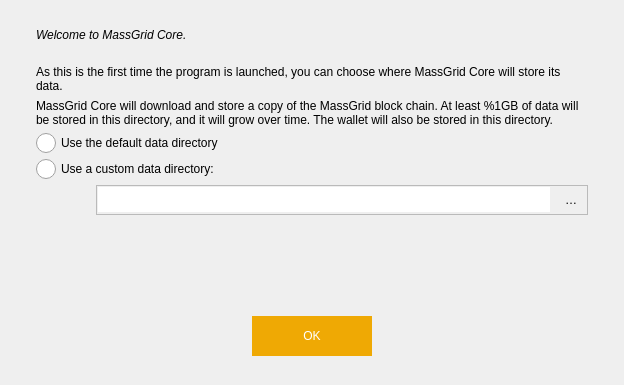
First picture: the form in src/qt/forms/intro.ui, repository MassGrid/MassGrid, before the edit.
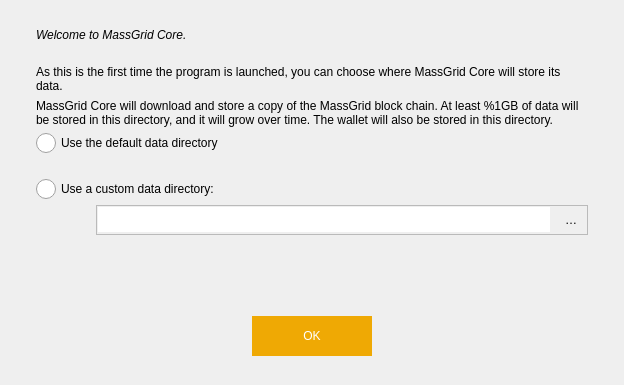
Second picture: the form after the edit. Icons and pictures are not drawn.

Commit message: change default install path & update intro gui

What changed in the file:
```diff
--- a/src/qt/forms/intro.ui
+++ b/src/qt/forms/intro.ui
@@ -231,6 +231,26 @@
              </property>
             </widget>
            </item>
+           <item>
+            <layout class="QHBoxLayout" name="horizontalLayout_6">
+             <property name="leftMargin">
+              <number>60</number>
+             </property>
+             <property name="topMargin">
+              <number>0</number>
+             </property>
+             <property name="rightMargin">
+              <number>0</number>
+             </property>
+             <item>
+              <widget class="QLabel" name="label_defaultData">
+               <property name="text">
+                <string/>
+               </property>
+              </widget>
+             </item>
+            </layout>
+           </item>
            <item>
             <widget class="QRadioButton" name="dataDirCustom">
              <property name="text">
```
The commit also changes 3 other files.
